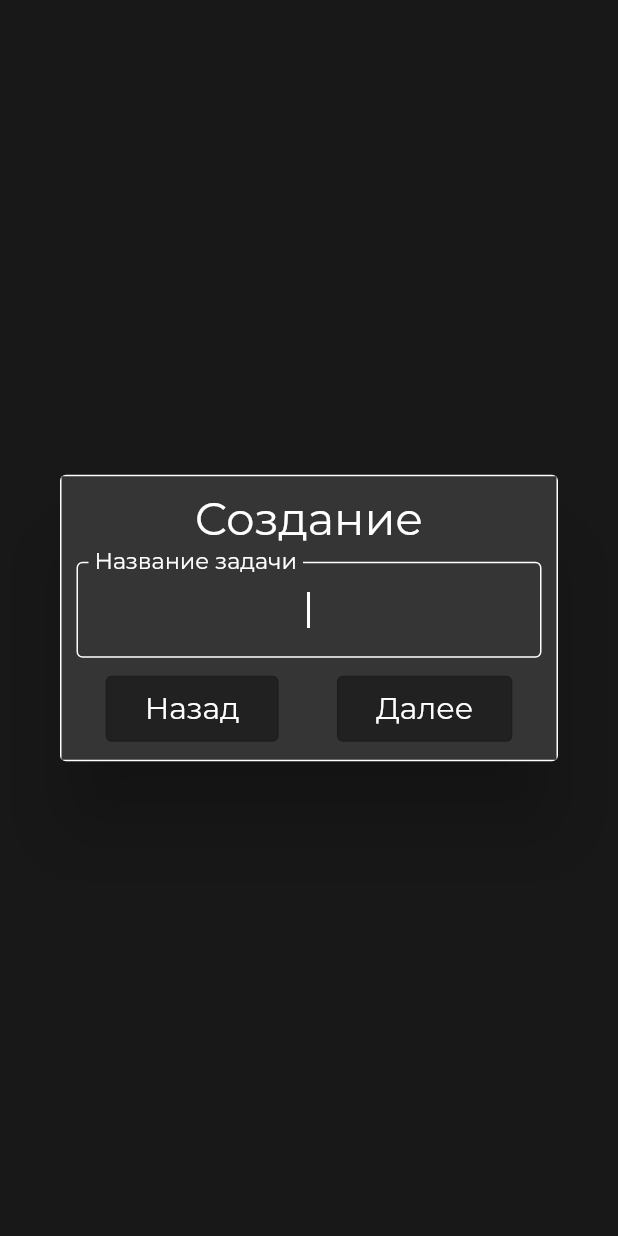
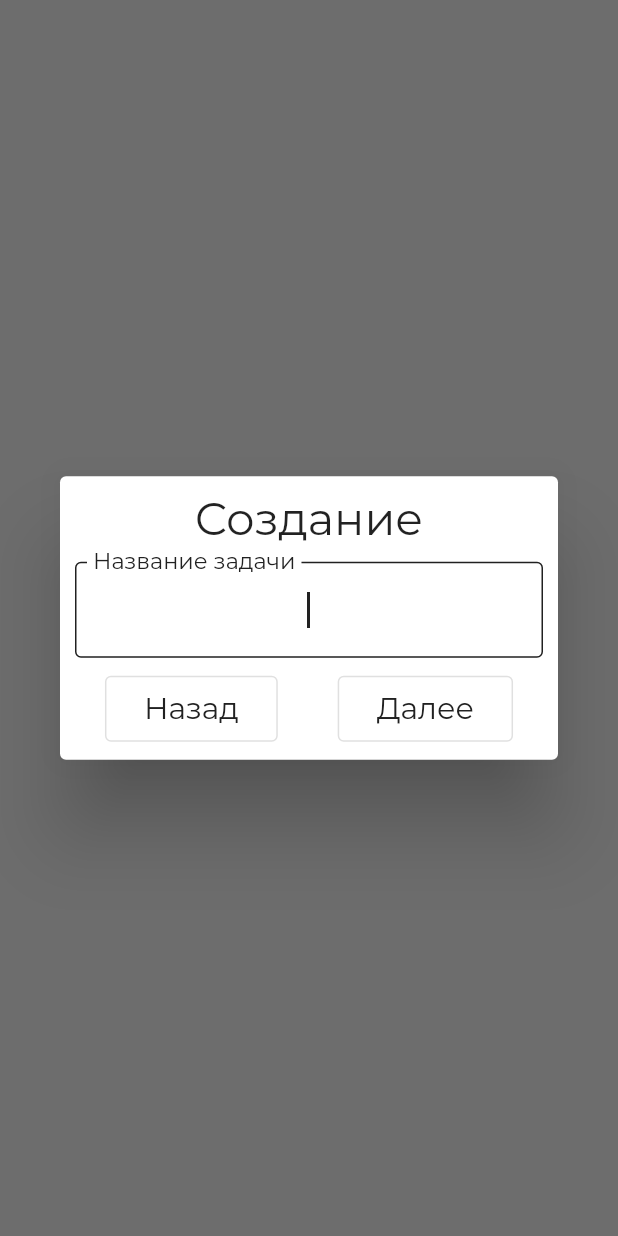
Before and after one commit to meg4cyberc4t/lister, a Flutter app: what createAdderDialog() shows on an empty page, opened directly with empty values, on a phone screen of 412 x 824 dp. Run offline on Flutter 3.47's test engine with Material 2 defaults, Android fonts, the phone set to English and light mode, and no system bars; our stand-ins replace flutter_slidable, hive, hive_flutter, persistent_bottom_nav_bar, pie_chart; accounts and stored records are empty; project files that could hold a hidden picture were left out.

Commit message:
Я НЕНАВИЖУ ЦВЕТА Я ДАЛЬТОНИК АЦТАНЬТЕ (Форматируем цветовую подачу в приложении))

```diff
--- a/lib/components/MaterialButtonSettings.dart
+++ b/lib/components/MaterialButtonSettings.dart
@@ -1,5 +1,4 @@
 import 'package:flutter/material.dart';
-import 'package:lister/variables.dart';
 
 class MaterialButtonSettings extends StatelessWidget {
   MaterialButtonSettings({
@@ -29,7 +28,6 @@ class MaterialButtonSettings extends StatelessWidget {
                     textDirection: TextDirection.ltr,
                     textAlign: TextAlign.center,
                     style: TextStyle(
-                        color: colors[2],
                         fontSize: MediaQuery.of(context).size.width < 400
                             ? MediaQuery.of(context).size.width / 16
                             : 400 / 16),
@@ -39,7 +37,7 @@ class MaterialButtonSettings extends StatelessWidget {
             ),
             SizedBox(
               width: MediaQuery.of(context).size.width * 0.9,
-              child: Divider(height: 1, color: colors[0]),
+              child: Divider(height: 1),
             ),
           ],
         ),
--- /dev/null
+++ b/lib/components/MyOutlinedButton.dart
@@ -0,0 +1,34 @@
+import 'package:flutter/material.dart';
+import 'package:lister/variables.dart';
+
+class MyOutlinedButton extends StatelessWidget {
+  const MyOutlinedButton({
+    Key? key,
+    required this.title,
+    required this.submitFunction,
+  }) : super(key: key);
+
+  final Function submitFunction;
+  final String title;
+
+  @override
+  Widget build(BuildContext context) {
+    return OutlinedButton(
+      onPressed: () => submitFunction(),
+      style: ButtonStyle(
+        alignment: Alignment.center,
+        overlayColor: MaterialStateProperty.all<Color>(
+            (currentThemeLight ? Color(0xFF212121) : Color(0xFFFFFFFF))
+                .withOpacity(0.1)),
+      ),
+      child: Padding(
+        padding: const EdgeInsets.all(10.0),
+        child: Text(title,
+            style: TextStyle(
+                fontSize: fontSize3,
+                color:
+                    currentThemeLight ? Color(0xFF212121) : Color(0xFFFFFFFF))),
+      ),
+    );
+  }
+}
--- a/lib/components/MyTextField.dart
+++ b/lib/components/MyTextField.dart
@@ -18,31 +18,32 @@ class MyTextField extends StatelessWidget {
   Widget build(BuildContext context) {
     var borderSide2 = BorderSide(
       style: BorderStyle.solid,
-      color: colors[2] ?? Color(0),
+      color: currentThemeLight ? Color(0xFF212121) : Color(0xFFFFFFFF),
     );
     return TextField(
       autocorrect: true,
       autofocus: true,
       controller: _textEditingController,
       onSubmitted: (value) => onSubmitted(),
-      cursorColor: colors[2],
+      cursorColor: currentThemeLight ? Color(0xFF212121) : Color(0xFFFFFFFF),
       textAlign: TextAlign.center,
       decoration: InputDecoration(
-          labelStyle: TextStyle(color: colors[2]),
+          labelStyle: TextStyle(
+              color: currentThemeLight ? Color(0xFF212121) : Color(0xFFFFFFFF)),
           labelText: labeltext,
           focusedBorder: OutlineInputBorder(
               borderSide: BorderSide(
             style: BorderStyle.solid,
-            color: colors[2] ?? Color(0),
+            color: currentThemeLight ? Color(0xFF212121) : Color(0xFFFFFFFF),
           )),
           enabledBorder: OutlineInputBorder(
               borderSide: BorderSide(
             style: BorderStyle.solid,
-            color: colors[2] ?? Color(0),
+            color: currentThemeLight ? Color(0xFF212121) : Color(0xFFFFFFFF),
           )),
           border: OutlineInputBorder(borderSide: borderSide2)),
       style: TextStyle(
-        color: colors[2],
+        color: currentThemeLight ? Color(0xFF212121) : Color(0xFFFFFFFF),
         fontSize: 20,
       ),
     );
--- a/lib/components/dialogs/createDialog.dart
+++ b/lib/components/dialogs/createDialog.dart
@@ -1,4 +1,5 @@
 import 'package:flutter/material.dart';
+import 'package:lister/components/MyOutlinedButton.dart';
 import 'package:lister/components/MyTextField.dart';
 import 'package:lister/components/controller.dart';
 import 'package:lister/variables.dart';
@@ -20,10 +21,7 @@ Future<dynamic> createAdderDialog(BuildContext context, setState) {
           }
         };
         return Dialog(
-            child: Container(
-          padding: EdgeInsets.all(1),
           child: Container(
-            color: colors[1],
             padding: EdgeInsets.all(10),
             child: Column(
               mainAxisSize: MainAxisSize.min,
@@ -31,7 +29,6 @@ Future<dynamic> createAdderDialog(BuildContext context, setState) {
                 Text('Создание',
                     style: TextStyle(
                       fontSize: fontSize2,
-                      color: colors[2],
                     )),
                 SizedBox(height: 10),
                 MyTextField(
@@ -43,43 +40,19 @@ Future<dynamic> createAdderDialog(BuildContext context, setState) {
                 Row(
                   mainAxisAlignment: MainAxisAlignment.spaceAround,
                   children: [
-                    OutlinedButton(
-                      onPressed: () => Navigator.of(context).pop(false),
-                      style: ButtonStyle(
-                        alignment: Alignment.center,
-                        backgroundColor: MaterialStateProperty.all<Color>(
-                            colors[0] ?? Color(0)),
-                        overlayColor: MaterialStateProperty.all<Color>(
-                            colors[2]!.withOpacity(0.1)),
-                      ),
-                      child: Padding(
-                        padding: const EdgeInsets.all(10.0),
-                        child: Text('Назад',
-                            style: TextStyle(
-                                fontSize: fontSize3, color: colors[2])),
-                      ),
+                    MyOutlinedButton(
+                      title: 'Назад',
+                      submitFunction: () => Navigator.of(context).pop(false),
                     ),
-                    OutlinedButton(
-                      onPressed: () => submitFunction(),
-                      style: ButtonStyle(
-                        alignment: Alignment.center,
-                        backgroundColor: MaterialStateProperty.all<Color>(
-                            colors[0] ?? Color(0)),
-                        overlayColor: MaterialStateProperty.all<Color>(
-                            colors[2]!.withOpacity(0.1)),
-                      ),
-                      child: Padding(
-                        padding: const EdgeInsets.all(10.0),
-                        child: Text('Далее',
-                            style: TextStyle(
-                                fontSize: fontSize3, color: colors[2])),
-                      ),
+                    MyOutlinedButton(
+                      title: 'Далее',
+                      submitFunction: submitFunction,
                     )
                   ],
                 )
               ],
             ),
           ),
-        ));
+        );
       });
 }
--- a/pubspec.yaml
+++ b/pubspec.yaml
@@ -16,6 +16,7 @@ dependencies:
   persistent_bottom_nav_bar: ^4.0.2
   hive_flutter: ^1.0.0
   pie_chart: ^5.0.0
+  theme_mode_handler: ^3.0.0
 
 dev_dependencies:
   flutter_test:
```
Also changed, not shown: lib/components/ElevatedFloatingActionButton.dart (+6 -3 lines), lib/components/FolderTitle.dart (+5 -3 lines), lib/components/dialogs/correctionDialog.dart (+7 -31 lines), lib/main.dart (+21 -12 lines), lib/pages/homePage.dart (+9 -16 lines), lib/pages/settingsPage.dart (+0 -11 lines), lib/pages/settingsPages/settingsVariablesPage.dart (deleted, +0 -142 lines), lib/pages/statsPage.dart (+7 -18 lines), lib/variables.dart (+45 -17 lines), 1 other file.
